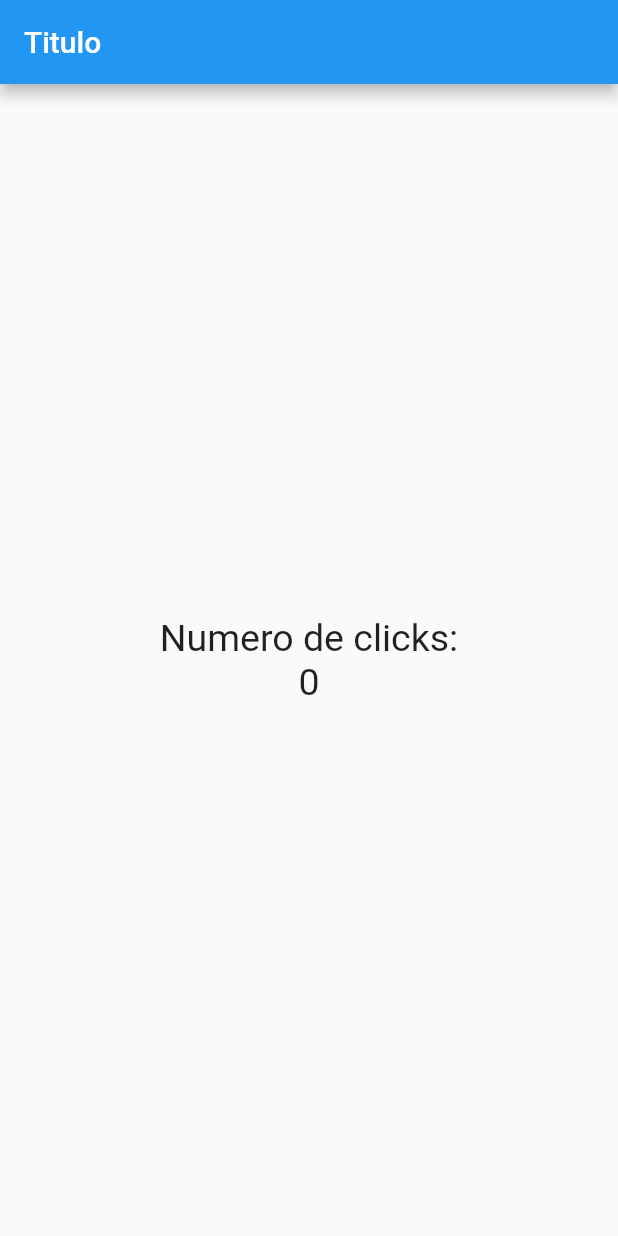
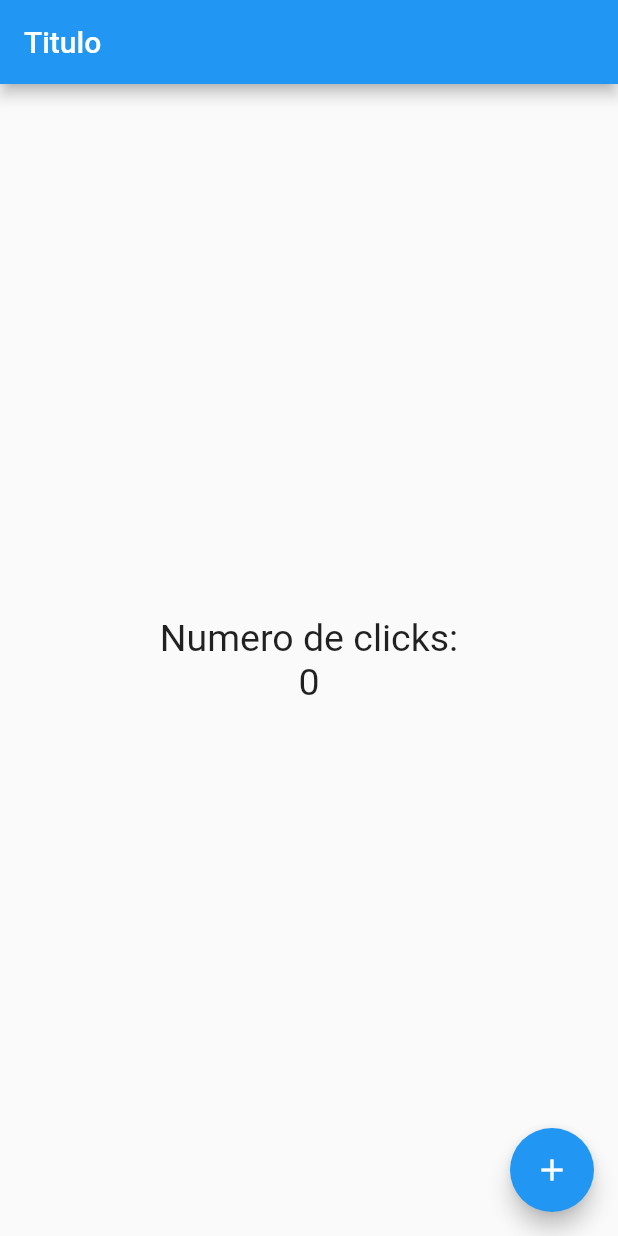
Before and after one commit to eduardo-lr/contador, a Flutter app: the screen it shows after launch, on a phone screen of 412 x 824 dp. Run offline on Flutter 3.47's test engine with Material 2 defaults, Android fonts, the phone set to English and light mode, and no system bars.

Commit message:
Botón flotante agregado

```diff
--- a/lib/src/pages/home_page.dart
+++ b/lib/src/pages/home_page.dart
@@ -5,20 +5,18 @@ class HomePage extends StatelessWidget {
   Widget build(BuildContext context) {
     final estiloTexto = TextStyle(fontSize: 25);
 
-    // TODO: implement build
     return Scaffold(
-      appBar: AppBar(
-        title: Text("Titulo"),
-      ),
+      appBar: AppBar(title: Text("Titulo")),
       body: Center(
-        child: Column(
-          mainAxisAlignment: MainAxisAlignment.center,
-          children: [
-            Text("Numero de clicks:", style: estiloTexto),
-            Text("0", style: estiloTexto)
-          ],
-        ),
-      ),
+          child: Column(mainAxisAlignment: MainAxisAlignment.center, children: [
+        Text("Numero de clicks:", style: estiloTexto),
+        Text("0", style: estiloTexto)
+      ])),
+      floatingActionButton: FloatingActionButton(
+          onPressed: () {
+            print("Mensaje de prueba");
+          },
+          child: Icon(Icons.add)),
     );
   }
 }
```
